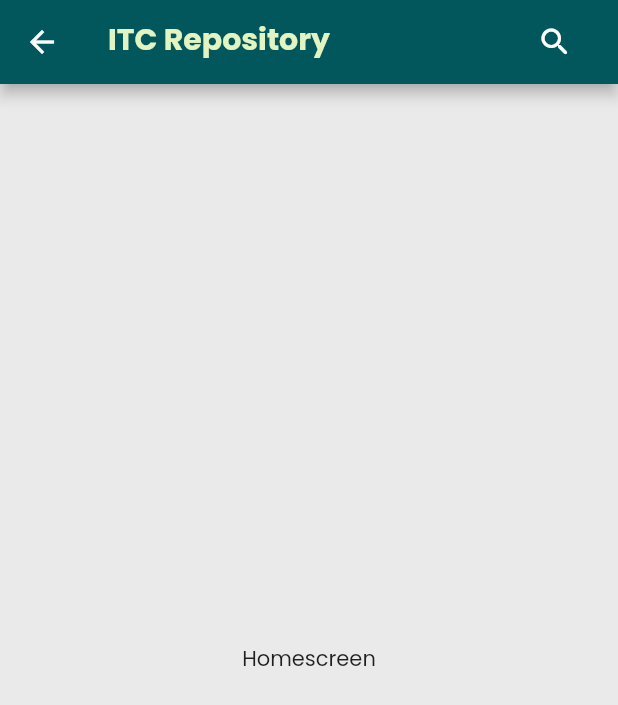
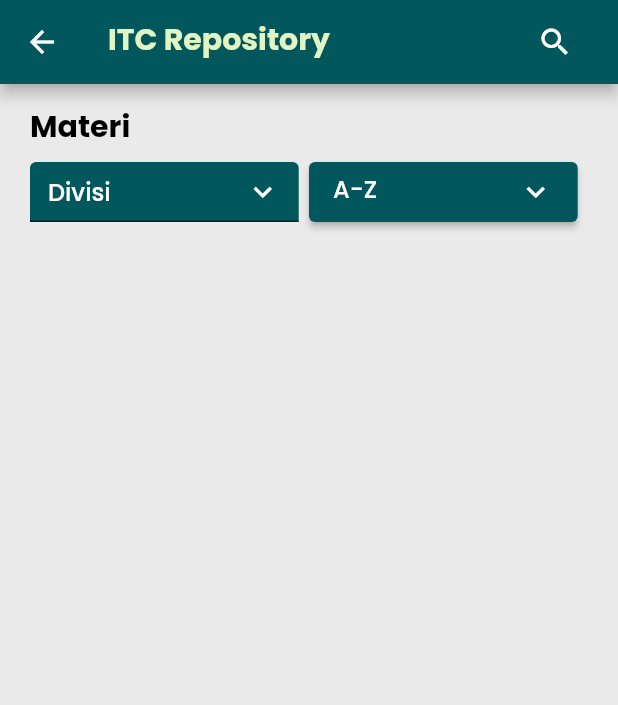
Before and after one commit to handiism/repo, a Flutter app: the HomeScreen screen opened directly, on a phone screen of 412 x 824 dp. Shown: the top 705 px of the screen. Run offline on Flutter 3.47's test engine with Material 2 defaults, Android fonts, the phone set to English and light mode, and no system bars; drawn by our look-alikes of dropdown_search; our stand-ins replace get.

Commit message:
fix: ui slicing homescreen

```diff
--- a/lib/views/screens/home_screen.dart
+++ b/lib/views/screens/home_screen.dart
@@ -1,3 +1,4 @@
+import 'package:dropdown_search/dropdown_search.dart';
 import 'package:flutter/material.dart';
 import 'package:repo/core/shared/colors.dart';
 import 'package:repo/core/utils/formatting.dart';
@@ -10,6 +11,13 @@ class HomeScreen extends StatefulWidget {
 }
 
 class _HomeScreenState extends State<HomeScreen> {
+  bool isDescending = true;
+  List<String> divisi = <String>[
+    'Semua',
+    'Web',
+    'Mobile',
+    'PM',
+  ];
   @override
   Widget build(BuildContext context) {
     return Scaffold(
@@ -28,14 +36,97 @@ class _HomeScreenState extends State<HomeScreen> {
             padding: const EdgeInsets.only(right: 30),
             onPressed: () {},
             icon: const Icon(
-              Icons.search_rounded,
+              Icons.search_outlined,
             ),
           )
         ],
       ),
-      body: const Center(
-        child: Text(
-          'Homescreen',
+      body: Container(
+        padding: const EdgeInsets.only(
+          top: 20,
+          left: 20,
+          right: 20,
+        ),
+        child: Column(
+          crossAxisAlignment: CrossAxisAlignment.start,
+          children: [
+            const Text(
+              'Materi',
+              style: TextStyle(
+                color: Colors.black,
+                fontSize: 20,
+                fontWeight: FontWeight.bold,
+              ),
+            ),
+            const SizedBox(
+              height: 12,
+            ),
+            Row(
+              mainAxisAlignment: MainAxisAlignment.spaceBetween,
+              children: [
+                SizedBox(
+                  height: 40,
+                  width: MediaQuery.of(context).size.width / 2.3,
+                  child: DropdownSearch<String>(
+                    dropdownButtonProps: const DropdownButtonProps(
+                      color: Colors.white,
+                      icon: Icon(Icons.keyboard_arrow_down),
+                    ),
+                    dropdownDecoratorProps: DropDownDecoratorProps(
+                      dropdownSearchDecoration: InputDecoration(
+                        filled: true,
+                        fillColor: hexToColor(ColorsRepo.primaryColor),
+                        contentPadding:
+                            const EdgeInsets.fromLTRB(12, 10, 10, 10),
+                      ),
+                    ),
+                    items: divisi,
+                    dropdownBuilder: (context, selectedItem) {
+                      return Text(
+                        selectedItem ?? 'Divisi',
+                        style: const TextStyle(
+                          color: Colors.white,
+                          fontSize: 16,
+                          fontWeight: FontWeight.w500,
+                        ),
+                      );
+                    },
+                  ),
+                ),
+                SizedBox(
+                  height: 40,
+                  width: MediaQuery.of(context).size.width / 2.3,
+                  child: ElevatedButton(
+                    style: ElevatedButton.styleFrom(
+                      backgroundColor: hexToColor(ColorsRepo.primaryColor),
+                    ),
+                    child: Row(
+                      mainAxisAlignment: MainAxisAlignment.spaceBetween,
+                      children: [
+                        Text(
+                          isDescending ? 'A-Z' : 'Z-A',
+                          style: const TextStyle(
+                            fontSize: 16,
+                          ),
+                        ),
+                        Icon(
+                          isDescending
+                              ? Icons.keyboard_arrow_down
+                              : Icons.keyboard_arrow_up,
+                          size: 24.0,
+                        )
+                      ],
+                    ),
+                    onPressed: () =>
+                        setState(() => isDescending = !isDescending),
+                  ),
+                ),
+                const SizedBox(
+                  height: 12,
+                ),
+              ],
+            ),
+          ],
         ),
       ),
     );
--- a/pubspec.yaml
+++ b/pubspec.yaml
@@ -13,6 +13,7 @@ dependencies:
   intl: ^0.17.0
   shared_preferences: ^2.0.15
   http: ^0.13.5
+  dropdown_search: ^5.0.3
 
 dev_dependencies:
   flutter_test:
```
Also changed, not shown: pubspec.lock.
